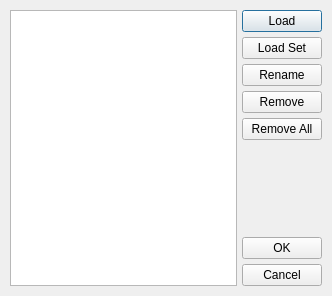
Before: the Qt Designer form scribus/ui/patterndialog.ui in scribusproject/scribus, drawn with Qt 5.
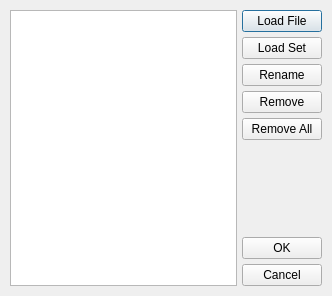
After: the same form once the commit is applied.

Commit message: Pattern Manager: replaced the Button "Load" with "Load File" to make the meaning clearer.

```diff
--- a/scribus/ui/patterndialog.ui
+++ b/scribus/ui/patterndialog.ui
@@ -51,9 +51,9 @@
       <number>5</number>
      </property>
      <item>
-      <widget class="QPushButton" name="buttonLoad" >
-       <property name="text" >
-        <string>Load</string>
+      <widget class="QPushButton" name="buttonLoad">
+       <property name="text">
+        <string>Load File</string>
        </property>
       </widget>
      </item>
@@ -119,7 +119,7 @@
    </item>
   </layout>
  </widget>
- <layoutdefault spacing="5" margin="10" />
+ <layoutdefault spacing="5" margin="10"/>
  <resources/>
  <connections/>
 </ui>
```
Left out of the diff: 68 changed lines with no effect on the pictures.
